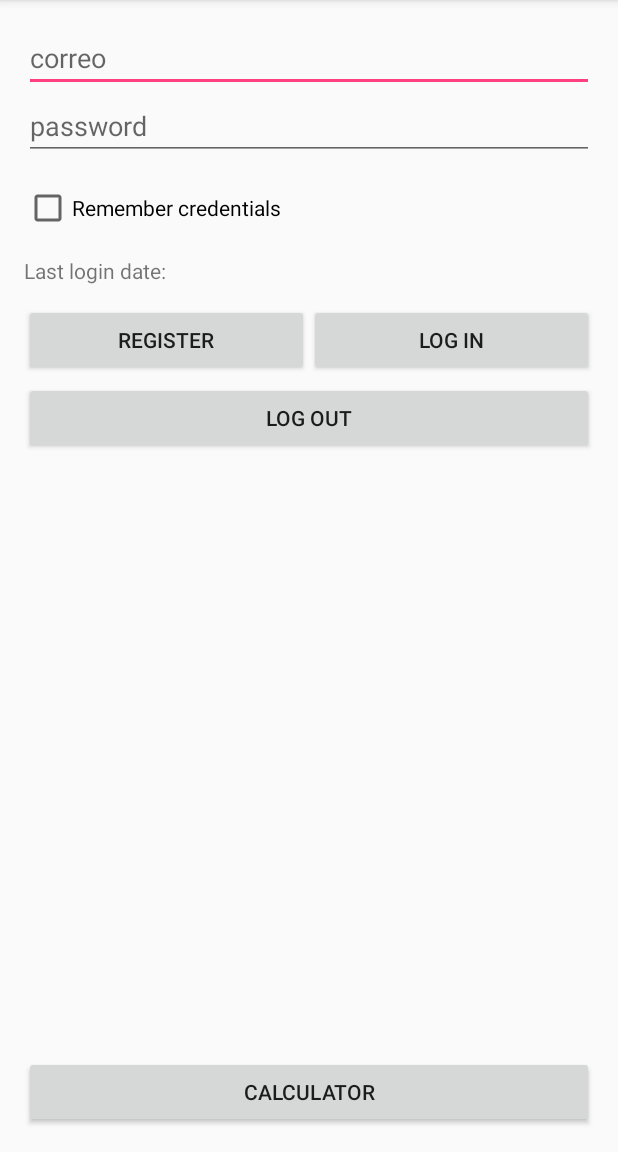
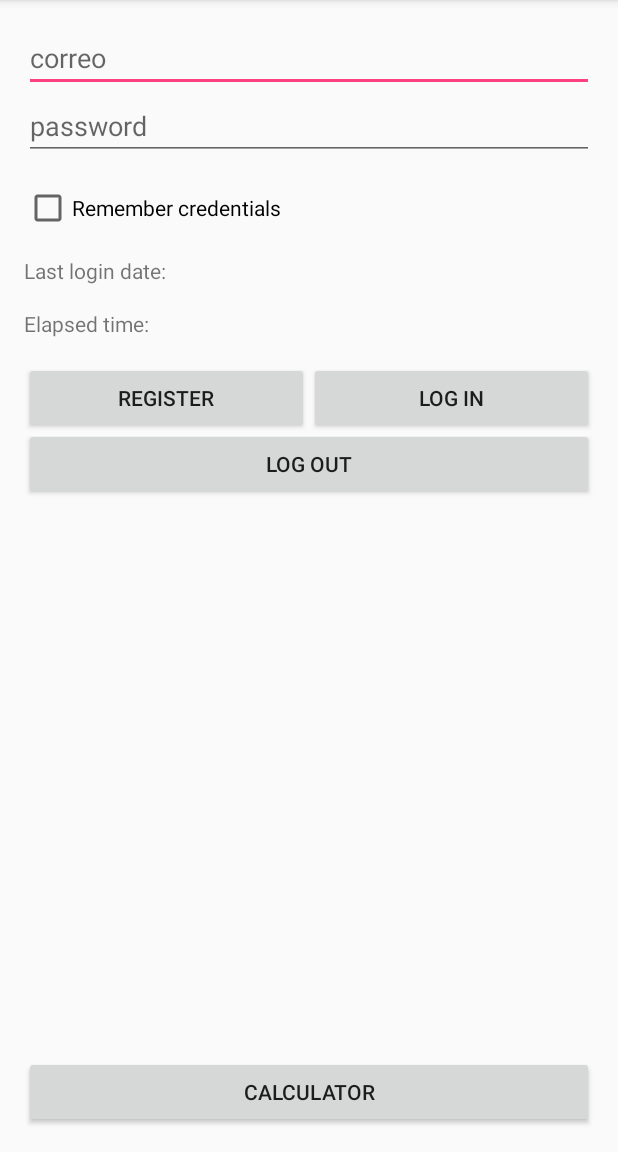
Before and after one commit to damiantapianava/unam, an Android app: the screen it shows after launch (LoginActivity), on a phone screen of 412 x 824 dp, the part 84-1236 px from its top. Run offline under Robolectric (Android 15) with nearby library versions, the phone set to English and light mode, and no system bars.

```diff
--- a/app/src/main/java/mx/unam/login/LoginActivityDMO.java
+++ b/app/src/main/java/mx/unam/login/LoginActivityDMO.java
@@ -25,6 +25,7 @@ public abstract class LoginActivityDMO extends AppCompatActivity
     protected ModelUser user;
 
     protected Intent intent;
+    protected Intent intent_service;
 
     protected String user_email;
     protected String pass;
--- a/app/src/main/java/mx/unam/login/PreferenceUtil.java
+++ b/app/src/main/java/mx/unam/login/PreferenceUtil.java
@@ -16,6 +16,16 @@ public class PreferenceUtil
     public PreferenceUtil(Context context)
     {
         sp = context.getSharedPreferences(FILE_NAME, Context.MODE_PRIVATE);
+    }
+
+    public void saveElapsedTime(int seconds)
+    {
+        sp.edit().putInt("elapsed_time", seconds);
+    }
+
+    public int getElapsedTime()
+    {
+        return sp.getInt("elapsed_time", 0);
     }
 
     public void saveUserId(ModelUser modelUser)
--- a/app/src/main/res/layout/activity_login.xml
+++ b/app/src/main/res/layout/activity_login.xml
@@ -33,6 +33,7 @@
         android:layout_height="wrap_content" />
 
     <LinearLayout
+        android:id="@+id/layout_last_sesion_date"
         android:layout_below="@+id/chkRememberMe"
         android:orientation="horizontal"
         android:layout_width="match_parent"
@@ -40,7 +41,7 @@
         <TextView
             android:layout_weight=".70"
             android:layout_marginTop="16dp"
-            android:text="Last login date:"
+            android:text="@string/last_login_date"
             android:layout_width="match_parent"
             android:layout_height="wrap_content" />
 
@@ -48,6 +49,27 @@
             android:layout_weight=".30"
             android:layout_marginTop="16dp"
             android:id="@+id/txtLastLogin"
+            android:layout_width="match_parent"
+            android:layout_height="wrap_content" />
+    </LinearLayout>
+
+    <LinearLayout
+        android:id="@+id/layout_elapsed_time"
+        android:layout_below="@+id/layout_last_sesion_date"
+        android:orientation="horizontal"
+        android:layout_width="match_parent"
+        android:layout_height="wrap_content">
+        <TextView
+            android:layout_weight=".70"
+            android:layout_marginTop="16dp"
+            android:text="@string/elapsed_time"
+            android:layout_width="match_parent"
+            android:layout_height="wrap_content" />
+
+        <TextView
+            android:layout_weight=".30"
+            android:layout_marginTop="16dp"
+            android:id="@+id/elapsed_time"
             android:layout_width="match_parent"
             android:layout_height="wrap_content" />
     </LinearLayout>
@@ -60,8 +82,8 @@
         android:layout_height="wrap_content" />
 
     <LinearLayout
-        android:layout_marginTop="48dp"
-        android:layout_below="@+id/chkRememberMe"
+        android:layout_marginTop="16dp"
+        android:layout_below="@+id/layout_elapsed_time"
         android:orientation="horizontal"
         android:layout_width="match_parent"
         android:layout_height="wrap_content">
@@ -84,8 +106,8 @@
     <Button
         android:id="@+id/btn_logout"
         android:text="@string/cerrar_sesion"
-        android:layout_below="@+id/chkRememberMe"
-        android:layout_marginTop="100dp"
+        android:layout_below="@+id/layout_elapsed_time"
+        android:layout_marginTop="60dp"
         android:layout_width="match_parent"
         android:layout_height="wrap_content" />
 
--- a/app/src/main/res/values/strings.xml
+++ b/app/src/main/res/values/strings.xml
@@ -4,5 +4,7 @@
     <string name="calculator">CALCULATOR</string>
     <string name="cerrar_sesion">Log Out</string>
     <string name="iniciar_sesion">Log In</string>
+    <string name="last_login_date">Last login date:</string>
+    <string name="elapsed_time">Elapsed time:</string>
     <string name="hello" formatted = "false">hello %s welcome</string>
 </resources>
```
Also changed, not shown: app/src/main/java/mx/unam/login/DetailsActivity.java (+38 -33 lines), app/src/main/java/mx/unam/login/DetailsActivityDMO.java (+6 -1 lines), app/src/main/java/mx/unam/login/LoginActivityAMO.java (+6 -3 lines), app/src/main/java/mx/unam/login/ServiceTimer.java (+23 -33 lines), app/src/main/java/mx/unam/login/ServiceTimerDMO.java (added, +37 -0 lines).
